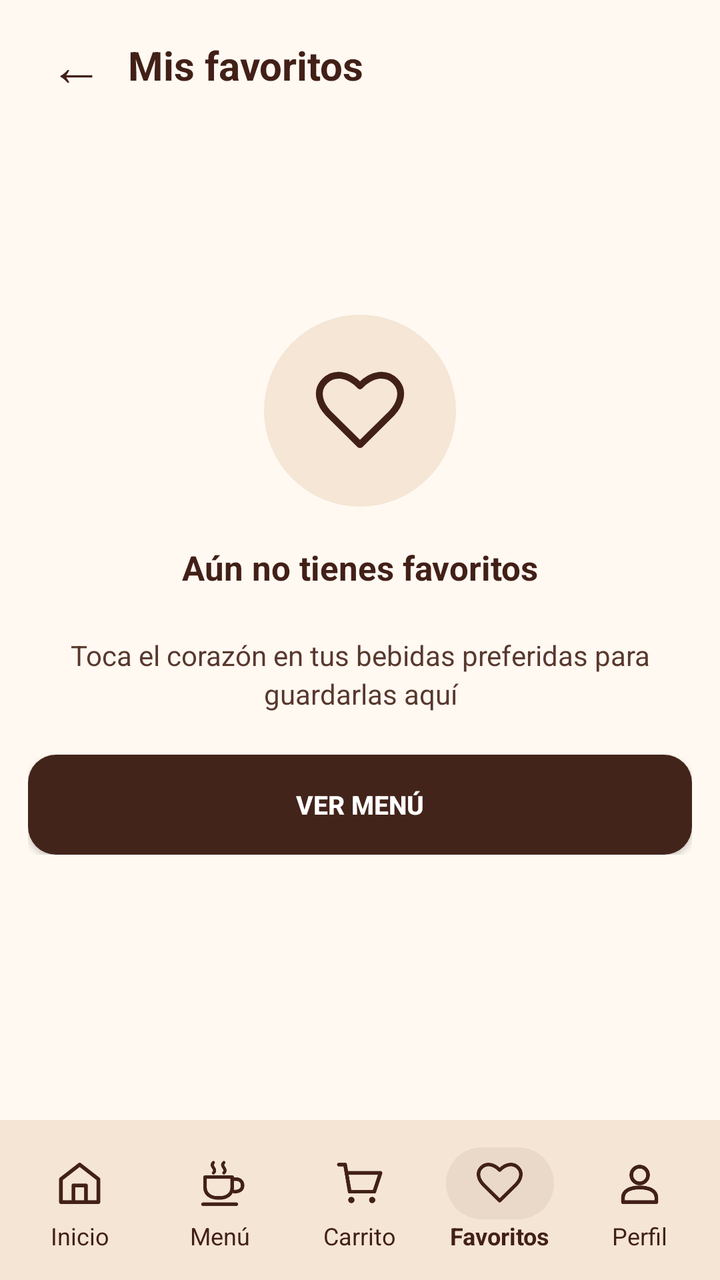
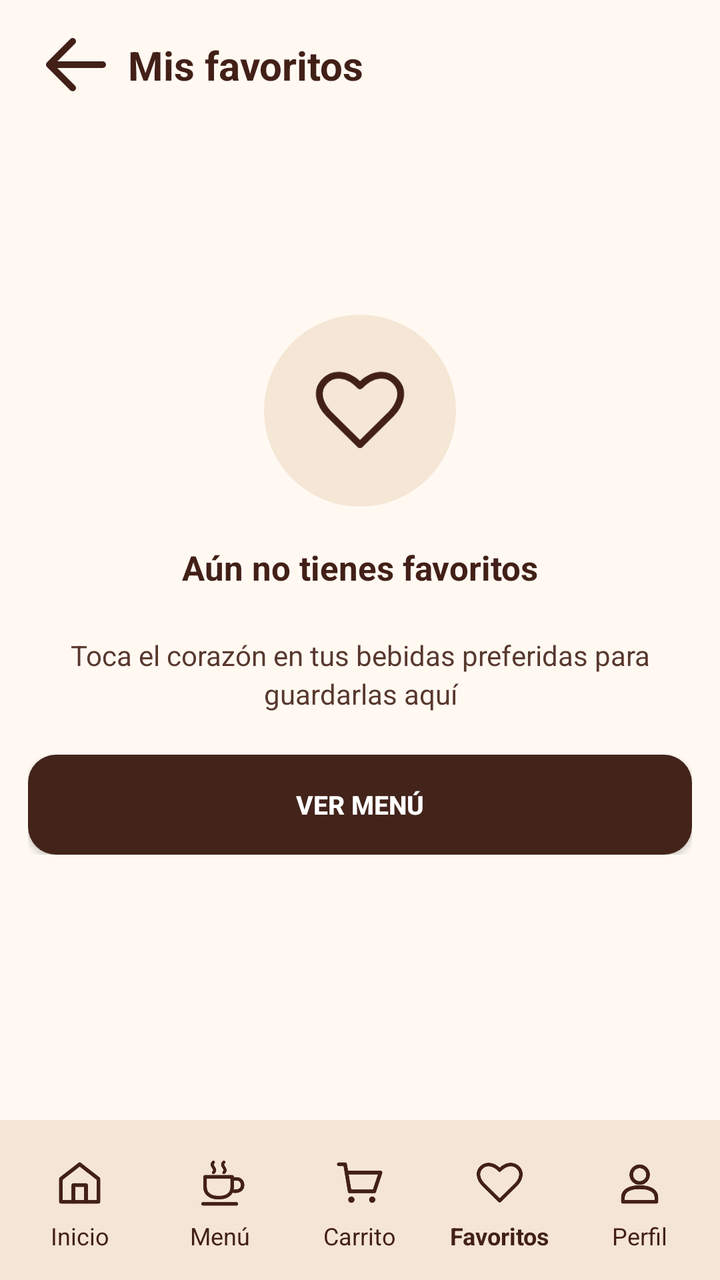

An Android layout rendered at two revisions. The XML below is the earlier revision; the diff shows what the commit changed to produce the second picture.
<!-- AndroidManifest.xml: application theme Theme.CoffeShop -->
<!-- res/layout/activity_favoritos.xml -->
<?xml version="1.0" encoding="utf-8"?>
<androidx.constraintlayout.widget.ConstraintLayout
    xmlns:android="http://schemas.android.com/apk/res/android"
    xmlns:app="http://schemas.android.com/apk/res-auto"
    android:id="@+id/main"
    android:layout_width="match_parent"
    android:layout_height="match_parent"
    android:background="#FFF9F2">

    
    <LinearLayout
        android:id="@+id/barraSuperior"
        android:layout_width="0dp"
        android:layout_height="65dp"
        android:gravity="center_vertical"
        android:orientation="horizontal"
        android:paddingStart="14dp"
        android:paddingEnd="18dp"
        app:layout_constraintTop_toTopOf="parent"
        app:layout_constraintStart_toStartOf="parent"
        app:layout_constraintEnd_toEndOf="parent">

        
        <TextView
            android:id="@+id/btnRegresarFavoritos"
            android:layout_width="48dp"
            android:layout_height="48dp"
            android:gravity="center"
            android:text="←"
            android:textSize="27sp"
            android:textColor="#422018"
            android:background="?attr/selectableItemBackgroundBorderless"
            android:clickable="true"
            android:focusable="true"
            android:contentDescription="Regresar" />

        
        <TextView
            android:id="@+id/txtTituloFavoritos"
            android:layout_width="wrap_content"
            android:layout_height="wrap_content"
            android:layout_marginStart="2dp"
            android:text="Mis favoritos"
            android:textColor="#422018"
            android:textSize="20sp"
            android:textStyle="bold" />

    </LinearLayout>

    
    <FrameLayout
        android:id="@+id/contenedorFavoritos"
        android:layout_width="0dp"
        android:layout_height="0dp"
        app:layout_constraintTop_toBottomOf="@id/barraSuperior"
        app:layout_constraintBottom_toTopOf="@id/barraNavegacion"
        app:layout_constraintStart_toStartOf="parent"
        app:layout_constraintEnd_toEndOf="parent">

        
        <androidx.recyclerview.widget.RecyclerView
            android:id="@+id/rvFavoritos"
            android:layout_width="match_parent"
            android:layout_height="match_parent"
            android:padding="14dp"
            android:clipToPadding="false"
            android:visibility="gone" />

        
        <LinearLayout
            android:id="@+id/layoutSinFavoritos"
            android:layout_width="match_parent"
            android:layout_height="wrap_content"
            android:layout_gravity="center"
            android:orientation="vertical"
            android:gravity="center"
            android:paddingStart="14dp"
            android:paddingEnd="14dp"
            android:translationY="-20dp">

            
            <FrameLayout
                android:layout_width="96dp"
                android:layout_height="96dp"
                android:background="@drawable/bg_circulo_favoritos">

                <ImageView
                    android:layout_width="48dp"
                    android:layout_height="48dp"
                    android:layout_gravity="center"
                    android:src="@drawable/ic_nav_favoritos"
                    android:contentDescription="Corazón de favoritos" />

            </FrameLayout>

            
            <TextView
                android:id="@+id/txtSinFavoritos"
                android:layout_width="match_parent"
                android:layout_height="wrap_content"
                android:layout_marginTop="19dp"
                android:gravity="center"
                android:text="Aún no tienes favoritos"
                android:textColor="#422018"
                android:textSize="17sp"
                android:textStyle="bold" />

            
            <TextView
                android:id="@+id/txtDescripcionFavoritos"
                android:layout_width="match_parent"
                android:layout_height="wrap_content"
                android:layout_marginTop="23dp"
                android:gravity="center"
                android:lineSpacingExtra="3dp"
                android:text="Toca el corazón en tus bebidas preferidas para guardarlas aquí"
                android:textColor="#58382E"
                android:textSize="14sp" />

            
            <androidx.appcompat.widget.AppCompatButton
                android:id="@+id/btnVerMenu"
                android:layout_width="match_parent"
                android:layout_height="50dp"
                android:layout_marginTop="21dp"
                android:background="@drawable/bg_boton_favoritos"
                android:backgroundTint="@null"
                app:backgroundTint="@null"
                android:text="VER MENÚ"
                android:textAllCaps="false"
                android:textColor="#FFFFFF"
                android:textSize="13sp"
                android:textStyle="bold" />

        </LinearLayout>

    </FrameLayout>

    
    <LinearLayout
        android:id="@+id/barraNavegacion"
        android:layout_width="0dp"
        android:layout_height="80dp"
        android:background="#F5E5D5"
        android:orientation="horizontal"
        android:gravity="center_vertical"
        android:paddingStart="5dp"
        android:paddingEnd="5dp"
        app:layout_constraintBottom_toBottomOf="parent"
        app:layout_constraintStart_toStartOf="parent"
        app:layout_constraintEnd_toEndOf="parent">

        
        <LinearLayout
            android:id="@+id/navInicio"
            android:layout_width="0dp"
            android:layout_height="match_parent"
            android:layout_weight="1"
            android:orientation="vertical"
            android:gravity="center">

            <ImageView
                android:layout_width="25dp"
                android:layout_height="36dp"
                android:src="@drawable/ic_nav_inicio"
                android:contentDescription="Inicio" />

            <TextView
                android:layout_width="wrap_content"
                android:layout_height="wrap_content"
                android:text="Inicio"
                android:textSize="12sp"
                android:textColor="#422018" />

        </LinearLayout>

        
        <LinearLayout
            android:id="@+id/navMenu"
            android:layout_width="0dp"
            android:layout_height="match_parent"
            android:layout_weight="1"
            android:orientation="vertical"
            android:gravity="center">

            <ImageView
                android:layout_width="25dp"
                android:layout_height="36dp"
                android:src="@drawable/ic_nav_menu"
                android:contentDescription="Menú" />

            <TextView
                android:layout_width="wrap_content"
                android:layout_height="wrap_content"
                android:text="Menú"
                android:textSize="12sp"
                android:textColor="#422018" />

        </LinearLayout>

        
        <LinearLayout
            android:id="@+id/navCarrito"
            android:layout_width="0dp"
            android:layout_height="match_parent"
            android:layout_weight="1"
            android:orientation="vertical"
            android:gravity="center">

            <ImageView
                android:layout_width="25dp"
                android:layout_height="36dp"
                android:src="@drawable/ic_nav_carrito"
                android:contentDescription="Carrito" />

            <TextView
                android:layout_width="wrap_content"
                android:layout_height="wrap_content"
                android:text="Carrito"
                android:textSize="12sp"
                android:textColor="#422018" />

        </LinearLayout>

        
        <LinearLayout
            android:id="@+id/navFavoritos"
            android:layout_width="0dp"
            android:layout_height="match_parent"
            android:layout_weight="1"
            android:orientation="vertical"
            android:gravity="center">

            <FrameLayout
                android:layout_width="54dp"
                android:layout_height="36dp"
                android:background="@drawable/bg_nav_activo">

                <ImageView
                    android:layout_width="25dp"
                    android:layout_height="25dp"
                    android:layout_gravity="center"
                    android:src="@drawable/ic_nav_favoritos"
                    android:contentDescription="Favoritos" />

            </FrameLayout>

            <TextView
                android:layout_width="wrap_content"
                android:layout_height="wrap_content"
                android:text="Favoritos"
                android:textSize="12sp"
                android:textStyle="bold"
                android:textColor="#422018" />

        </LinearLayout>

        
        <LinearLayout
            android:id="@+id/navPerfil"
            android:layout_width="0dp"
            android:layout_height="match_parent"
            android:layout_weight="1"
            android:orientation="vertical"
            android:gravity="center">

            <ImageView
                android:layout_width="25dp"
                android:layout_height="36dp"
                android:src="@drawable/ic_nav_perfil"
                android:contentDescription="Perfil" />

            <TextView
                android:layout_width="wrap_content"
                android:layout_height="wrap_content"
                android:text="Perfil"
                android:textSize="12sp"
                android:textColor="#422018" />

        </LinearLayout>

    </LinearLayout>

</androidx.constraintlayout.widget.ConstraintLayout>
<!-- resources referenced by this layout -->
<resources>
  <!-- drawable bg_boton_favoritos (drawable) -->
  <?xml version="1.0" encoding="utf-8"?>
  <shape xmlns:android="http://schemas.android.com/apk/res/android"
      android:shape="rectangle">
  
      <solid android:color="#43241B" />
  
      <corners android:radius="14dp" />
  
  </shape>
  <!-- drawable bg_circulo_favoritos (drawable) -->
  <?xml version="1.0" encoding="utf-8"?>
  <shape xmlns:android="http://schemas.android.com/apk/res/android"
      android:shape="oval">
  
      <solid android:color="#F5E6D5" />
  
  </shape>
  <!-- drawable bg_nav_activo (drawable) -->
  <?xml version="1.0" encoding="utf-8"?>
  <shape xmlns:android="http://schemas.android.com/apk/res/android"
      android:shape="rectangle">
  
      
      <solid android:color="#EAD9C8" />
  
      
      <corners android:radius="24dp" />
  
  </shape>
  <!-- drawable ic_nav_favoritos (drawable) -->
  <?xml version="1.0" encoding="utf-8"?>
  <vector xmlns:android="http://schemas.android.com/apk/res/android"
      android:width="24dp"
      android:height="24dp"
      android:viewportWidth="24"
      android:viewportHeight="24">
  
      <path
          android:pathData="M20.8,4.6 C18.6,2.4 15.1,2.6 12,5.8 C8.9,2.6 5.4,2.4 3.2,4.6 C0.7,7.1 2,10.5 4.1,12.7 L12,20.5 L19.9,12.7 C22,10.5 23.3,7.1 20.8,4.6 Z"
          android:fillColor="@android:color/transparent"
          android:strokeColor="#422018"
          android:strokeWidth="1.7"
          android:strokeLineCap="round"
          android:strokeLineJoin="round" />
  
  </vector>
  <!-- drawable ic_nav_inicio (drawable) -->
  <?xml version="1.0" encoding="utf-8"?>
  <vector xmlns:android="http://schemas.android.com/apk/res/android"
      android:width="24dp"
      android:height="24dp"
      android:viewportWidth="24"
      android:viewportHeight="24">
  
      <path
          android:pathData="M3,10 L12,3 L21,10 V21 H3 Z"
          android:fillColor="@android:color/transparent"
          android:strokeColor="#422018"
          android:strokeWidth="1.8"
          android:strokeLineCap="round"
          android:strokeLineJoin="round" />
  
      <path
          android:pathData="M9,21 V13 H15 V21"
          android:fillColor="@android:color/transparent"
          android:strokeColor="#422018"
          android:strokeWidth="1.8"
          android:strokeLineCap="round"
          android:strokeLineJoin="round" />
  
  </vector>
  <style name="Theme.CoffeShop" parent="Base.Theme.CoffeShop" />
  <style name="Base.Theme.CoffeShop" parent="Theme.Material3.DayNight.NoActionBar">
          
          
      </style>
  <!-- unchanged entries left out for length: 3 -->
</resources>

<!-- the commit's change to res/layout/activity_favoritos.xml (unified diff, before → after) -->
@@ -5,6 +5,7 @@
     android:id="@+id/main"
     android:layout_width="match_parent"
     android:layout_height="match_parent"
+    android:fitsSystemWindows="true"
     android:background="#FFF9F2">
 
     
@@ -21,18 +22,17 @@
         app:layout_constraintEnd_toEndOf="parent">
 
         
-        <TextView
+        <androidx.appcompat.widget.AppCompatImageButton
             android:id="@+id/btnRegresarFavoritos"
             android:layout_width="48dp"
             android:layout_height="48dp"
-            android:gravity="center"
-            android:text="←"
-            android:textSize="27sp"
-            android:textColor="#422018"
+            android:padding="4dp"
+            android:scaleType="fitCenter"
             android:background="?attr/selectableItemBackgroundBorderless"
             android:clickable="true"
             android:focusable="true"
-            android:contentDescription="Regresar" />
+            android:contentDescription="Regresar"
+            app:srcCompat="@drawable/ic_regresar" />
 
         
         <TextView
@@ -157,15 +157,27 @@
             android:layout_height="match_parent"
             android:layout_weight="1"
             android:orientation="vertical"
-            android:gravity="center">
-
-            <ImageView
-                android:layout_width="25dp"
-                android:layout_height="36dp"
-                android:src="@drawable/ic_nav_inicio"
-                android:contentDescription="Inicio" />
-
-            <TextView
+            android:gravity="center"
+            android:clickable="true"
+            android:focusable="true">
+
+            <FrameLayout
+                android:id="@+id/fondoNavInicio"
+                android:layout_width="54dp"
+                android:layout_height="36dp"
+                android:background="@drawable/bg_nav_selector">
+
+                <ImageView
+                    android:layout_width="25dp"
+                    android:layout_height="25dp"
+                    android:layout_gravity="center"
+                    android:src="@drawable/ic_nav_inicio"
+                    android:contentDescription="Inicio" />
+
+            </FrameLayout>
+
+            <TextView
+                android:id="@+id/txtNavInicio"
                 android:layout_width="wrap_content"
                 android:layout_height="wrap_content"
                 android:text="Inicio"
@@ -181,15 +193,27 @@
             android:layout_height="match_parent"
             android:layout_weight="1"
             android:orientation="vertical"
-            android:gravity="center">
-
-            <ImageView
-                android:layout_width="25dp"
-                android:layout_height="36dp"
-                android:src="@drawable/ic_nav_menu"
-                android:contentDescription="Menú" />
-
-            <TextView
+            android:gravity="center"
+            android:clickable="true"
+            android:focusable="true">
+
+            <FrameLayout
+                android:id="@+id/fondoNavMenu"
+                android:layout_width="54dp"
+                android:layout_height="36dp"
+                android:background="@drawable/bg_nav_selector">
+
+                <ImageView
+                    android:layout_width="25dp"
+                    android:layout_height="25dp"
+                    android:layout_gravity="center"
+                    android:src="@drawable/ic_nav_menu"
+                    android:contentDescription="Menú" />
+
+            </FrameLayout>
+
+            <TextView
+                android:id="@+id/txtNavMenu"
                 android:layout_width="wrap_content"
                 android:layout_height="wrap_content"
                 android:text="Menú"
@@ -205,15 +229,27 @@
             android:layout_height="match_parent"
             android:layout_weight="1"
             android:orientation="vertical"
-            android:gravity="center">
-
-            <ImageView
-                android:layout_width="25dp"
-                android:layout_height="36dp"
-                android:src="@drawable/ic_nav_carrito"
-                android:contentDescription="Carrito" />
-
-            <TextView
+            android:gravity="center"
+            android:clickable="true"
+            android:focusable="true">
+
+            <FrameLayout
+                android:id="@+id/fondoNavCarrito"
+                android:layout_width="54dp"
+                android:layout_height="36dp"
+                android:background="@drawable/bg_nav_selector">
+
+                <ImageView
+                    android:layout_width="25dp"
+                    android:layout_height="25dp"
+                    android:layout_gravity="center"
+                    android:src="@drawable/ic_nav_carrito"
+                    android:contentDescription="Carrito" />
+
+            </FrameLayout>
+
+            <TextView
+                android:id="@+id/txtNavCarrito"
                 android:layout_width="wrap_content"
                 android:layout_height="wrap_content"
                 android:text="Carrito"
@@ -229,12 +265,15 @@
             android:layout_height="match_parent"
             android:layout_weight="1"
             android:orientation="vertical"
-            android:gravity="center">
-
-            <FrameLayout
-                android:layout_width="54dp"
-                android:layout_height="36dp"
-                android:background="@drawable/bg_nav_activo">
+            android:gravity="center"
+            android:clickable="true"
+            android:focusable="true">
+
+            <FrameLayout
+                android:id="@+id/fondoNavFavoritos"
+                android:layout_width="54dp"
+                android:layout_height="36dp"
+                android:background="@drawable/bg_nav_selector">
 
                 <ImageView
                     android:layout_width="25dp"
@@ -246,39 +285,52 @@
             </FrameLayout>
 
             <TextView
+                android:id="@+id/txtNavFavoritos"
                 android:layout_width="wrap_content"
                 android:layout_height="wrap_content"
                 android:text="Favoritos"
                 android:textSize="12sp"
-                android:textStyle="bold"
+                android:textColor="#422018"
+                android:textStyle="bold" />
+
+        </LinearLayout>
+
+        
+        <LinearLayout
+            android:id="@+id/navPerfil"
+            android:layout_width="0dp"
+            android:layout_height="match_parent"
+            android:layout_weight="1"
+            android:orientation="vertical"
+            android:gravity="center"
+            android:clickable="true"
+            android:focusable="true">
+
+            <FrameLayout
+                android:id="@+id/fondoNavPerfil"
+                android:layout_width="54dp"
+                android:layout_height="36dp"
+                android:background="@drawable/bg_nav_selector">
+
+                <ImageView
+                    android:layout_width="25dp"
+                    android:layout_height="25dp"
+                    android:layout_gravity="center"
+                    android:src="@drawable/ic_nav_perfil"
+                    android:contentDescription="Perfil" />
+
+            </FrameLayout>
+
+            <TextView
+                android:id="@+id/txtNavPerfil"
+                android:layout_width="wrap_content"
+                android:layout_height="wrap_content"
+                android:text="Perfil"
+                android:textSize="12sp"
                 android:textColor="#422018" />
 
         </LinearLayout>
 
-        
-        <LinearLayout
-            android:id="@+id/navPerfil"
-            android:layout_width="0dp"
-            android:layout_height="match_parent"
-            android:layout_weight="1"
-            android:orientation="vertical"
-            android:gravity="center">
-
-            <ImageView
-                android:layout_width="25dp"
-                android:layout_height="36dp"
-                android:src="@drawable/ic_nav_perfil"
-                android:contentDescription="Perfil" />
-
-            <TextView
-                android:layout_width="wrap_content"
-                android:layout_height="wrap_content"
-                android:text="Perfil"
-                android:textSize="12sp"
-                android:textColor="#422018" />
-
-        </LinearLayout>
-
     </LinearLayout>
 
 </androidx.constraintlayout.widget.ConstraintLayout>
<!-- resource entries referenced after the edit -->
@@ -18,16 +18,27 @@
       <solid android:color="#F5E6D5" />
   
   </shape>
+  <!-- drawable bg_nav_selector (drawable) -->
+  <?xml version="1.0" encoding="utf-8"?>
+  <selector xmlns:android="http://schemas.android.com/apk/res/android">
+  
+      
+      <item
+          android:state_selected="true"
+          android:drawable="@drawable/bg_nav_activo" />
+  
+      
+      <item android:drawable="@android:color/transparent" />
+  
+  </selector>
   <!-- drawable bg_nav_activo (drawable) -->
   <?xml version="1.0" encoding="utf-8"?>
   <shape xmlns:android="http://schemas.android.com/apk/res/android"
       android:shape="rectangle">
   
-      
-      <solid android:color="#EAD9C8" />
+      <solid android:color="#E8D6C5" />
   
-      
-      <corners android:radius="24dp" />
+      <corners android:radius="50dp" />
   
   </shape>
   <!-- drawable ic_nav_favoritos (drawable) -->
@@ -72,6 +83,23 @@
           android:strokeLineJoin="round" />
   
   </vector>
+  <!-- drawable ic_regresar (drawable) -->
+  <?xml version="1.0" encoding="utf-8"?>
+  <vector xmlns:android="http://schemas.android.com/apk/res/android"
+      android:width="36dp"
+      android:height="36dp"
+      android:viewportWidth="24"
+      android:viewportHeight="24">
+  
+      <path
+          android:fillColor="@android:color/transparent"
+          android:strokeColor="#422018"
+          android:strokeWidth="2"
+          android:strokeLineCap="round"
+          android:strokeLineJoin="round"
+          android:pathData="M20,12 L4,12 M11,5 L4,12 L11,19" />
+  
+  </vector>
   <style name="Theme.CoffeShop" parent="Base.Theme.CoffeShop" />
   <style name="Base.Theme.CoffeShop" parent="Theme.Material3.DayNight.NoActionBar">
           
